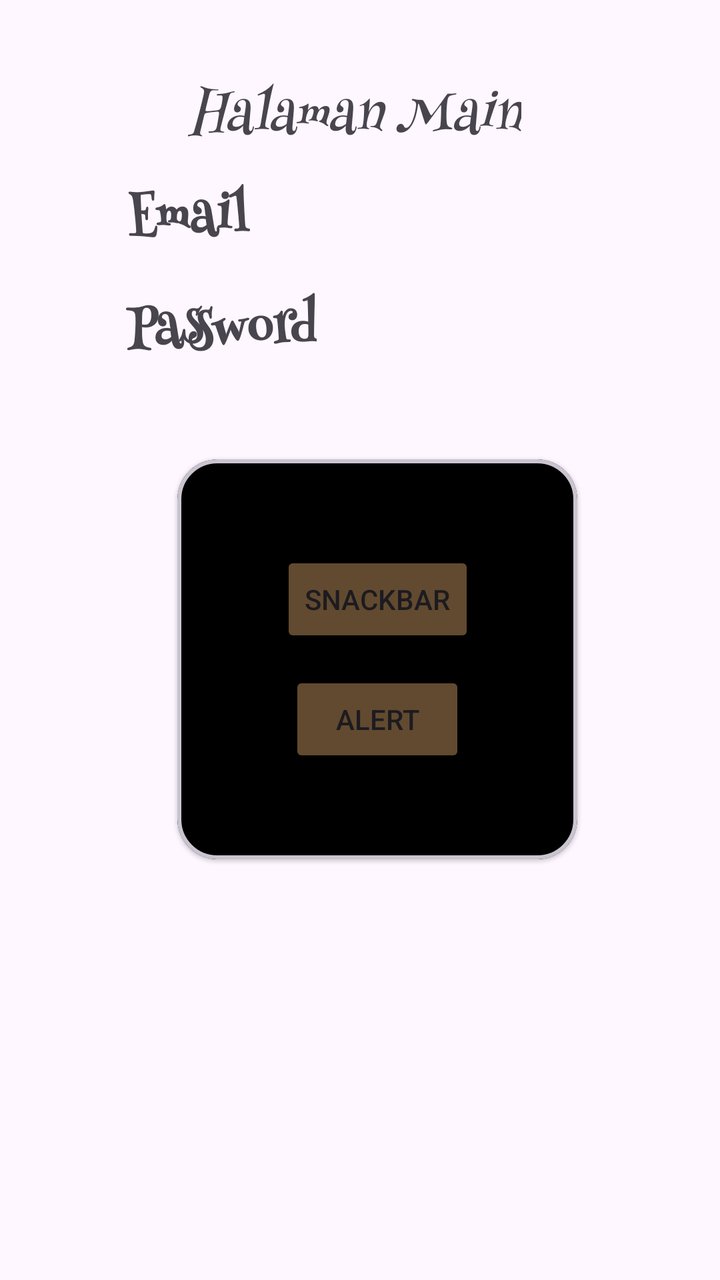
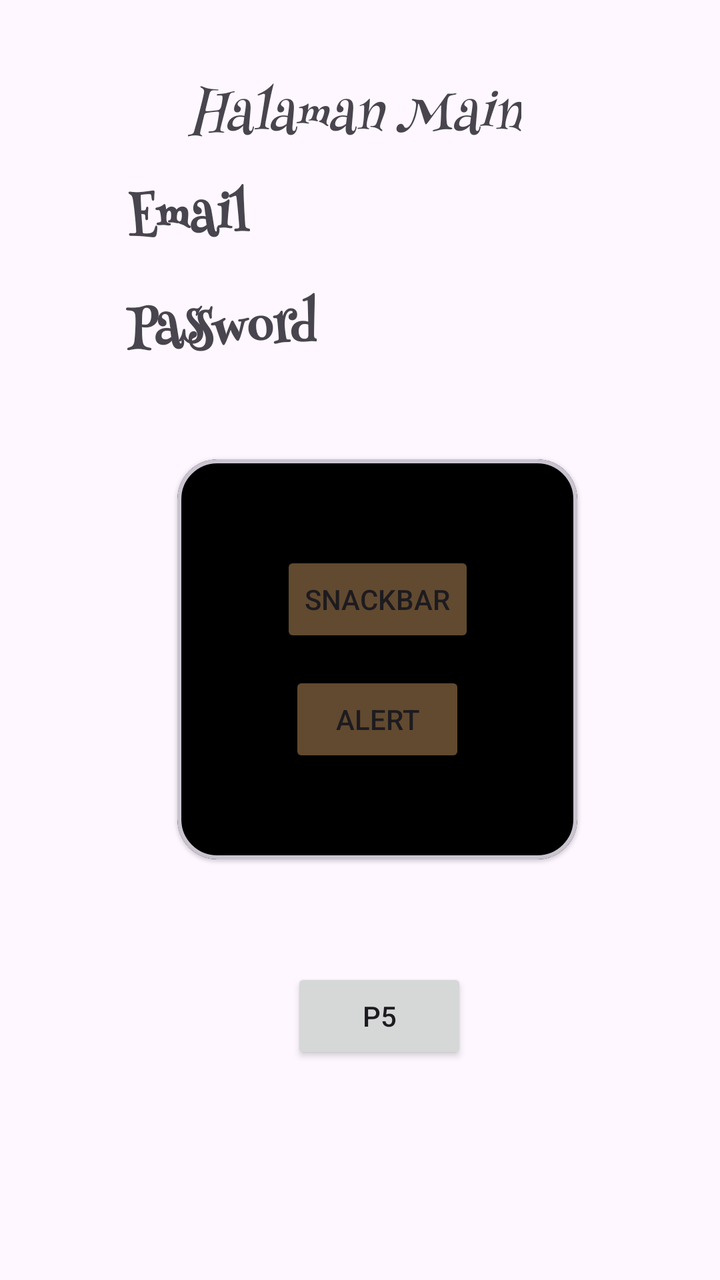

An Android layout rendered at two revisions. The XML below is the earlier revision; the diff shows what the commit changed to produce the second picture.
<!-- AndroidManifest.xml: application theme Theme.Armida_TIA -->
<!-- res/layout/activity_main.xml -->
<?xml version="1.0" encoding="utf-8"?>
<androidx.constraintlayout.widget.ConstraintLayout xmlns:android="http://schemas.android.com/apk/res/android"
    xmlns:app="http://schemas.android.com/apk/res-auto"
    xmlns:tools="http://schemas.android.com/tools"
    android:id="@+id/main"
    android:layout_width="match_parent"
    android:layout_height="match_parent"
    tools:context=".MainActivity">

    <TextView
        android:id="@+id/txtemail"
        android:layout_width="wrap_content"
        android:layout_height="wrap_content"
        android:text="Email"
        android:textSize="25sp"
        android:textStyle="bold"
        android:fontFamily="@font/henny_penny_regular"
        app:layout_constraintBottom_toTopOf="@+id/txtpass"
        app:layout_constraintEnd_toEndOf="parent"
        app:layout_constraintHorizontal_bias="0.214"
        app:layout_constraintStart_toStartOf="parent"
        app:layout_constraintTop_toTopOf="parent"
        app:layout_constraintVertical_bias="0.884" />

    <TextView
        android:id="@+id/txtpass"
        android:layout_width="wrap_content"
        android:layout_height="wrap_content"
        android:layout_marginBottom="452dp"
        android:fontFamily="@font/henny_penny_regular"
        android:text="Password"
        android:textSize="25sp"
        android:textStyle="bold"
        app:layout_constraintBottom_toBottomOf="parent"
        app:layout_constraintEnd_toEndOf="parent"
        app:layout_constraintHorizontal_bias="0.238"
        app:layout_constraintStart_toStartOf="parent" />

    <TextView
        android:id="@+id/textView4"
        android:layout_width="wrap_content"
        android:layout_height="wrap_content"
        android:text="Halaman Main"
        android:textSize="25sp"
        android:textStyle="italic"
        android:fontFamily="@font/henny_penny_regular"
        app:layout_constraintBottom_toBottomOf="parent"
        app:layout_constraintEnd_toEndOf="parent"
        app:layout_constraintHorizontal_bias="0.487"
        app:layout_constraintStart_toStartOf="parent"
        app:layout_constraintTop_toTopOf="parent"
        app:layout_constraintVertical_bias="0.061" />

    <com.google.android.material.card.MaterialCardView
        android:layout_width="200dp"
        android:layout_height="200dp"
        app:cardElevation="1dp"
        app:cardCornerRadius="20sp"
        app:cardBackgroundColor="@color/black"
        app:strokeWidth="2dp"
        app:layout_constraintBottom_toBottomOf="parent"
        app:layout_constraintEnd_toEndOf="parent"
        app:layout_constraintHorizontal_bias="0.554"
        app:layout_constraintStart_toStartOf="parent"
        app:layout_constraintTop_toBottomOf="@+id/txtpass"
        app:layout_constraintVertical_bias="0.166">

        <androidx.constraintlayout.widget.ConstraintLayout
            android:layout_width="match_parent"
            android:layout_height="match_parent"
            android:layout_margin="10dp">

            <Button
                android:id="@+id/btnsnackbar"
                android:layout_width="wrap_content"
                android:layout_height="wrap_content"
                android:backgroundTint="#614A2F"
                android:text="Snackbar"
                android:textColorLink="#6F4B1C"
                app:layout_constraintBottom_toTopOf="@+id/btnalert"
                app:layout_constraintEnd_toEndOf="parent"
                app:layout_constraintStart_toStartOf="parent"
                app:layout_constraintTop_toTopOf="parent"
                app:layout_constraintVertical_bias="0.75" />

            <Button
                android:id="@+id/btnalert"
                android:layout_width="wrap_content"
                android:layout_height="wrap_content"
                android:layout_marginBottom="36dp"
                android:backgroundTint="#614A2F"
                android:text="Alert"
                app:layout_constraintBottom_toBottomOf="parent"
                app:layout_constraintEnd_toEndOf="parent"
                app:layout_constraintStart_toStartOf="parent" />
        </androidx.constraintlayout.widget.ConstraintLayout>

    </com.google.android.material.card.MaterialCardView>


</androidx.constraintlayout.widget.ConstraintLayout>
<!-- resources referenced by this layout -->
<resources>
  <color name="black">#FF000000</color>
  <style name="Theme.Armida_TIA" parent="Base.Theme.Armida_TIA" />
  <style name="Base.Theme.Armida_TIA" parent="Theme.Material3.DayNight.NoActionBar">
          
          
      </style>
</resources>

<!-- the commit's change to res/layout/activity_main.xml (unified diff, before → after) -->
@@ -52,18 +52,19 @@
         app:layout_constraintVertical_bias="0.061" />
 
     <com.google.android.material.card.MaterialCardView
+        android:id="@+id/materialCardView"
         android:layout_width="200dp"
         android:layout_height="200dp"
+        app:cardBackgroundColor="@color/black"
+        app:cardCornerRadius="20sp"
         app:cardElevation="1dp"
-        app:cardCornerRadius="20sp"
-        app:cardBackgroundColor="@color/black"
-        app:strokeWidth="2dp"
         app:layout_constraintBottom_toBottomOf="parent"
         app:layout_constraintEnd_toEndOf="parent"
         app:layout_constraintHorizontal_bias="0.554"
         app:layout_constraintStart_toStartOf="parent"
         app:layout_constraintTop_toBottomOf="@+id/txtpass"
-        app:layout_constraintVertical_bias="0.166">
+        app:layout_constraintVertical_bias="0.166"
+        app:strokeWidth="2dp">
 
         <androidx.constraintlayout.widget.ConstraintLayout
             android:layout_width="match_parent"
@@ -97,5 +98,16 @@
 
     </com.google.android.material.card.MaterialCardView>
 
+    <Button
+        android:id="@+id/btnToLima"
+        android:layout_width="wrap_content"
+        android:layout_height="wrap_content"
+        android:layout_marginBottom="108dp"
+        android:text="P5"
+        app:layout_constraintBottom_toBottomOf="parent"
+        app:layout_constraintEnd_toEndOf="parent"
+        app:layout_constraintHorizontal_bias="0.535"
+        app:layout_constraintStart_toStartOf="parent" />
+
 
 </androidx.constraintlayout.widget.ConstraintLayout>
